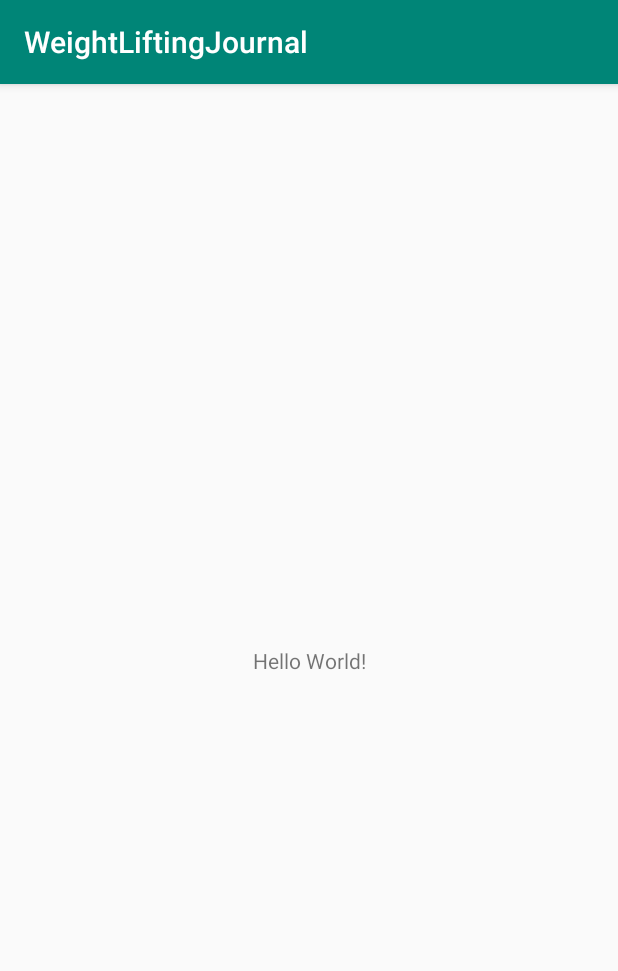
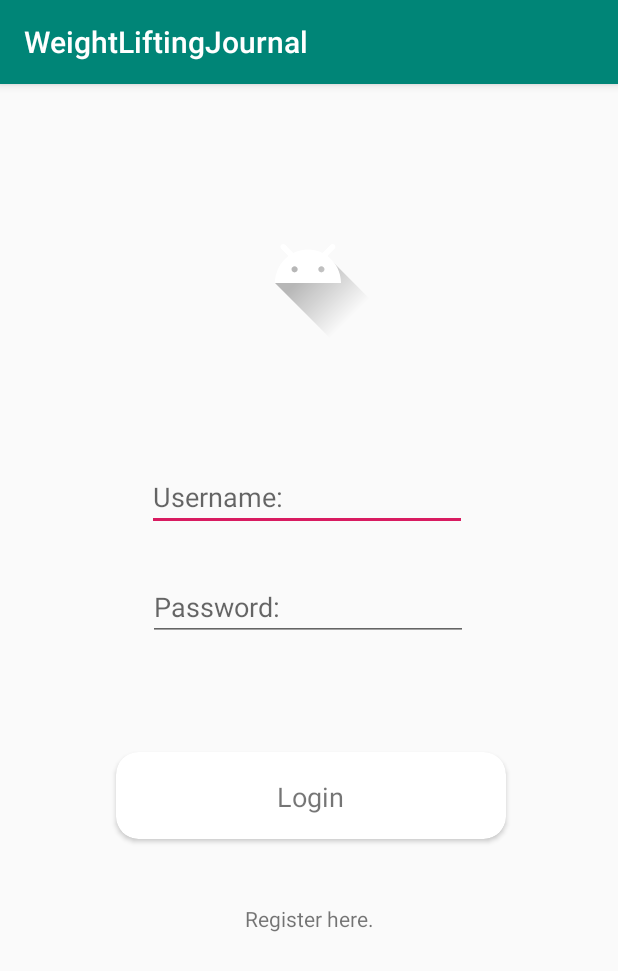
Before and after one commit to weightlifting-journal-build-week/android, an Android app: the screen it shows after launch (MainActivity before the commit, Login after it), on a phone screen of 412 x 824 dp. Shown: the top 971 px of the screen. Run offline under Robolectric (Android 15) with nearby library versions, the phone set to English and light mode, and no system bars.

```diff
--- a/WeightLiftingJournal/app/build.gradle
+++ b/WeightLiftingJournal/app/build.gradle
@@ -19,10 +19,12 @@ android {
 }
 
 dependencies {
-    implementation fileTree(dir: 'libs', include: ['*.jar'])
+    implementation fileTree(include: ['*.jar'], dir: 'libs')
     implementation 'com.android.support:appcompat-v7:28.0.0'
     implementation 'com.android.support.constraint:constraint-layout:1.1.3'
     testImplementation 'junit:junit:4.12'
     androidTestImplementation 'com.android.support.test:runner:1.0.2'
     androidTestImplementation 'com.android.support.test.espresso:espresso-core:3.0.2'
+    implementation 'com.android.support:cardview-v7:28.0.0'
+    implementation 'com.android.support:recyclerview-v7:28.0.0'
 }
--- a/WeightLiftingJournal/app/src/main/AndroidManifest.xml
+++ b/WeightLiftingJournal/app/src/main/AndroidManifest.xml
@@ -9,7 +9,9 @@
         android:roundIcon="@mipmap/ic_launcher_round"
         android:supportsRtl="true"
         android:theme="@style/AppTheme">
-        <activity android:name=".MainActivity">
+        <activity android:name=".UserHomePage"></activity>
+        <activity android:name=".RegisterNewUser" />
+        <activity android:name=".Login">
             <intent-filter>
                 <action android:name="android.intent.action.MAIN" />
 
--- /dev/null
+++ b/WeightLiftingJournal/app/src/main/java/com/rybarstudios/weightliftingjournal/Login.java
@@ -0,0 +1,31 @@
+package com.rybarstudios.weightliftingjournal;
+
+import android.content.Context;
+import android.content.Intent;
+import android.support.v7.app.AppCompatActivity;
+import android.os.Bundle;
+import android.view.View;
+
+public class Login extends AppCompatActivity {
+    Context context;
+
+    @Override
+    protected void onCreate(Bundle savedInstanceState) {
+        super.onCreate(savedInstanceState);
+        setContentView(R.layout.activity_main);
+
+        context = this;
+    }
+
+    public void login(View view) {
+        //TODO: validate user credentials match.
+
+        Intent intent = new Intent(context, UserHomePage.class);
+        startActivity(intent);
+    }
+
+    public void register(View view) {
+        Intent intent = new Intent(context, RegisterNewUser.class);
+        startActivity(intent);
+    }
+}
--- a/WeightLiftingJournal/app/src/main/java/com/rybarstudios/weightliftingjournal/MainActivity.java
+++ b/WeightLiftingJournal/app/src/main/java/com/rybarstudios/weightliftingjournal/UserHomePage.java
@@ -1,13 +1,16 @@
 package com.rybarstudios.weightliftingjournal;
 
+import android.content.Intent;
 import android.support.v7.app.AppCompatActivity;
 import android.os.Bundle;
 
-public class MainActivity extends AppCompatActivity {
+public class UserHomePage extends AppCompatActivity {
 
     @Override
     protected void onCreate(Bundle savedInstanceState) {
         super.onCreate(savedInstanceState);
-        setContentView(R.layout.activity_main);
+        setContentView(R.layout.activity_user_home_page);
+
+        Intent intent = getIntent();
     }
 }
--- a/WeightLiftingJournal/app/src/main/res/layout/activity_main.xml
+++ b/WeightLiftingJournal/app/src/main/res/layout/activity_main.xml
@@ -4,15 +4,95 @@
     xmlns:tools="http://schemas.android.com/tools"
     android:layout_width="match_parent"
     android:layout_height="match_parent"
-    tools:context=".MainActivity">
+    tools:context=".Login">
+
+    <ImageView
+        android:id="@+id/imageView"
+        android:layout_width="wrap_content"
+        android:layout_height="wrap_content"
+        android:src="@drawable/ic_launcher_foreground"
+        app:layout_constraintBottom_toBottomOf="parent"
+        app:layout_constraintHorizontal_bias="0.498"
+        app:layout_constraintLeft_toLeftOf="parent"
+        app:layout_constraintRight_toRightOf="parent"
+        app:layout_constraintTop_toTopOf="parent"
+        app:layout_constraintVertical_bias="0.104" />
+
+    <EditText
+        android:id="@+id/editText"
+        android:layout_width="wrap_content"
+        android:layout_height="wrap_content"
+        android:layout_marginStart="98dp"
+        android:layout_marginTop="76dp"
+        android:layout_marginEnd="100dp"
+        android:ems="10"
+        android:inputType="textPersonName"
+        android:hint="@string/username"
+        app:layout_constraintEnd_toEndOf="parent"
+        app:layout_constraintHorizontal_bias="0.0"
+        app:layout_constraintStart_toStartOf="parent"
+        app:layout_constraintTop_toBottomOf="@+id/imageView" />
+
+    <EditText
+        android:id="@+id/editText2"
+        android:layout_width="wrap_content"
+        android:layout_height="wrap_content"
+        android:layout_marginStart="98dp"
+        android:layout_marginTop="28dp"
+        android:layout_marginEnd="100dp"
+        android:ems="10"
+        android:inputType="textPassword"
+        android:hint="@string/password"
+        app:layout_constraintEnd_toEndOf="parent"
+        app:layout_constraintStart_toStartOf="parent"
+        app:layout_constraintTop_toBottomOf="@+id/editText" />
+
+    <android.support.v7.widget.CardView
+        android:id="@+id/cardView"
+        android:layout_width="260dp"
+        android:layout_height="58dp"
+        android:layout_marginStart="98dp"
+        android:layout_marginTop="74dp"
+        android:layout_marginEnd="96dp"
+        android:onClick="login"
+        app:cardCornerRadius="15dp"
+        app:layout_constraintEnd_toEndOf="parent"
+        app:layout_constraintStart_toStartOf="parent"
+        app:layout_constraintTop_toBottomOf="@+id/editText2">
+
+        <android.support.constraint.ConstraintLayout
+            android:layout_width="match_parent"
+            android:layout_height="match_parent">
+
+            <TextView
+                android:layout_width="wrap_content"
+                android:layout_height="wrap_content"
+                android:textSize="18sp"
+                android:layout_marginStart="112dp"
+                android:layout_marginTop="20dp"
+                android:layout_marginEnd="113dp"
+                android:layout_marginBottom="19dp"
+                android:text="@string/login"
+                app:layout_constraintBottom_toBottomOf="parent"
+                app:layout_constraintEnd_toEndOf="parent"
+                app:layout_constraintStart_toStartOf="parent"
+                app:layout_constraintTop_toTopOf="parent" />
+        </android.support.constraint.ConstraintLayout>
+
+    </android.support.v7.widget.CardView>
 
     <TextView
+        android:id="@+id/textView"
         android:layout_width="wrap_content"
         android:layout_height="wrap_content"
-        android:text="Hello World!"
-        app:layout_constraintBottom_toBottomOf="parent"
-        app:layout_constraintLeft_toLeftOf="parent"
-        app:layout_constraintRight_toRightOf="parent"
-        app:layout_constraintTop_toTopOf="parent" />
+        android:layout_marginStart="176dp"
+        android:layout_marginTop="43dp"
+        android:layout_marginEnd="176dp"
+        android:text="@string/register_here"
+        android:onClick="register"
+        app:layout_constraintEnd_toEndOf="parent"
+        app:layout_constraintStart_toStartOf="parent"
+        app:layout_constraintTop_toBottomOf="@+id/cardView" />
+
 
 </android.support.constraint.ConstraintLayout>
--- a/WeightLiftingJournal/app/src/main/res/values/strings.xml
+++ b/WeightLiftingJournal/app/src/main/res/values/strings.xml
@@ -1,3 +1,7 @@
 <resources>
     <string name="app_name">WeightLiftingJournal</string>
+    <string name="username">Username:</string>
+    <string name="password">Password:</string>
+    <string name="register_here">Register here.</string>
+    <string name="login">Login</string>
 </resources>
```
Also changed, not shown: WeightLiftingJournal/app/src/main/java/com/rybarstudios/weightliftingjournal/RegisterNewUser.java (added, +16 -0 lines), WeightLiftingJournal/app/src/main/java/com/rybarstudios/weightliftingjournal/User.java (added, +40 -0 lines), WeightLiftingJournal/app/src/main/res/layout/activity_register_new_user.xml (added, +22 -0 lines), WeightLiftingJournal/app/src/main/res/layout/activity_user_home_page.xml (added, +23 -0 lines).
